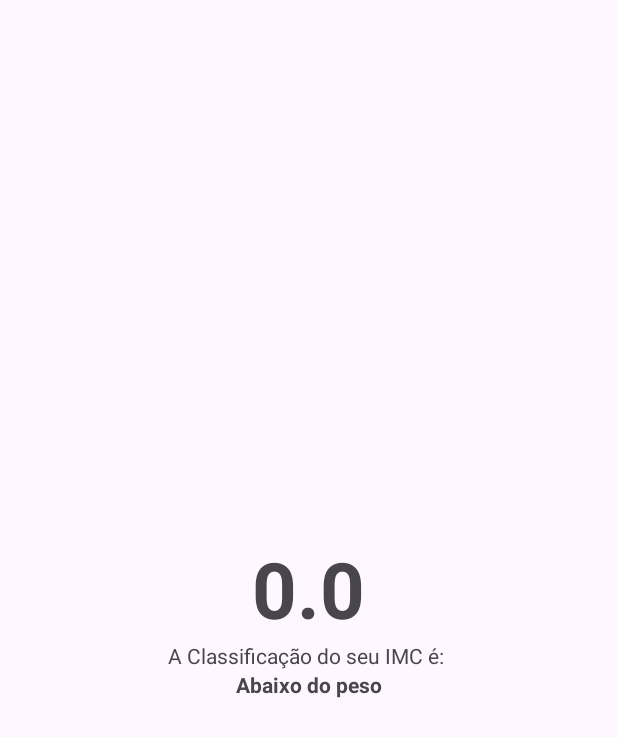
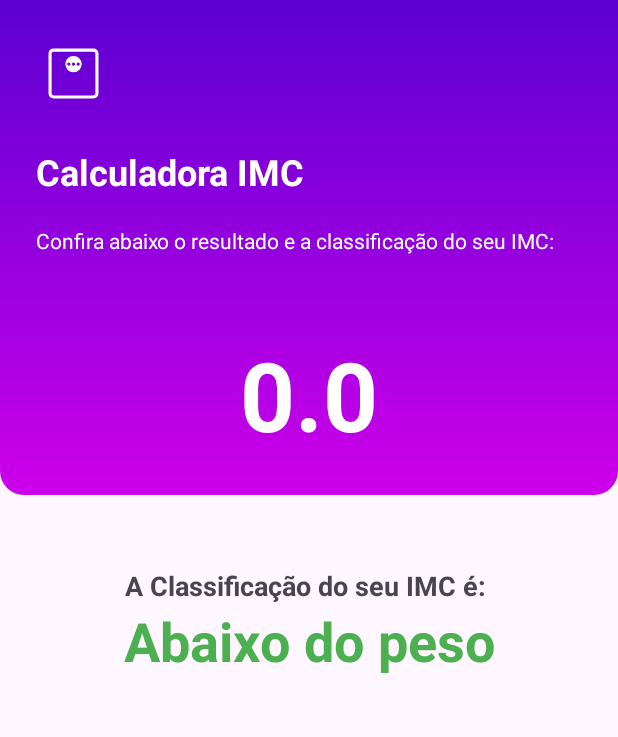
Before and after one commit to AndersonPS94/novaCalculadoraIMC, an Android app: the ResultActivity screen opened directly, with no data from a screen before it, on a phone screen of 412 x 824 dp. Shown: the top 737 px of the screen. Run offline under Robolectric (Android 15) with nearby library versions, the phone set to English and light mode, and no system bars.

Commit message:
conlusão do app

```diff
--- a/app/src/main/java/com/comunidadedevspace/imc/MainActivity.kt
+++ b/app/src/main/java/com/comunidadedevspace/imc/MainActivity.kt
@@ -4,6 +4,7 @@ import android.content.Intent
 import androidx.appcompat.app.AppCompatActivity
 import android.os.Bundle
 import android.widget.Button
+import androidx.activity.enableEdgeToEdge
 import com.google.android.material.snackbar.Snackbar
 import com.google.android.material.textfield.TextInputEditText
 
--- a/app/src/main/java/com/comunidadedevspace/imc/ResultActivity.kt
+++ b/app/src/main/java/com/comunidadedevspace/imc/ResultActivity.kt
@@ -14,7 +14,7 @@ class ResultActivity : AppCompatActivity() {
         super.onCreate(savedInstanceState)
         enableEdgeToEdge()
         setContentView(R.layout.activity_result)
-
+        enableEdgeToEdge()
         val result = intent.getFloatExtra(KEY_RESULT_IMC, 0f)
 
         val tvResult = findViewById<TextView>(R.id.tv_result)
@@ -35,5 +35,7 @@ class ResultActivity : AppCompatActivity() {
             }
 
         tvClassificacao.text = classificacao
+
+
     }
 }
--- /dev/null
+++ b/app/src/main/res/drawable/gradient_bg.xml
@@ -0,0 +1,14 @@
+<?xml version="1.0" encoding="utf-8"?>
+<shape xmlns:android="http://schemas.android.com/apk/res/android">
+    <corners android:topLeftRadius="0dp"
+        android:topRightRadius="0dp"
+        android:bottomLeftRadius="16dp"
+        android:bottomRightRadius="16dp"/>
+
+    <gradient
+        android:startColor="@color/primary_400"
+        android:endColor="@color/primary_900"
+        android:angle="90"/>
+
+
+</shape>
--- /dev/null
+++ b/app/src/main/res/drawable/ic_weight.xml
@@ -0,0 +1,9 @@
+<vector xmlns:android="http://schemas.android.com/apk/res/android"
+    android:width="24dp"
+    android:height="24dp"
+    android:viewportWidth="960"
+    android:viewportHeight="960">
+  <path
+      android:pathData="M480,464.62q43.85,0 74.23,-30.39 30.39,-30.38 30.39,-74.23 0,-43.85 -30.39,-74.23 -30.38,-30.39 -74.23,-30.39 -43.85,0 -74.23,30.39 -30.39,30.38 -30.39,74.23 0,43.85 30.39,74.23 30.38,30.39 74.23,30.39ZM420,380q-8,0 -14,-6t-6,-14q0,-8 6,-14t14,-6q8,0 14,6t6,14q0,8 -6,14t-14,6ZM480,380q-8,0 -14,-6t-6,-14q0,-8 6,-14t14,-6q8,0 14,6t6,14q0,8 -6,14t-14,6ZM540,380q-8,0 -14,-6t-6,-14q0,-8 6,-14t14,-6q8,0 14,6t6,14q0,8 -6,14t-14,6ZM224.62,800q-27.62,0 -46.12,-18.5Q160,763 160,735.38v-510.76q0,-27.62 18.5,-46.12Q197,160 224.62,160h510.76q27.62,0 46.12,18.5Q800,197 800,224.62v510.76q0,27.62 -18.5,46.12Q763,800 735.38,800L224.62,800ZM224.62,760h510.76q9.24,0 16.93,-7.69 7.69,-7.69 7.69,-16.93v-510.76q0,-9.24 -7.69,-16.93 -7.69,-7.69 -16.93,-7.69L224.62,200q-9.24,0 -16.93,7.69 -7.69,7.69 -7.69,16.93v510.76q0,9.24 7.69,16.93 7.69,7.69 16.93,7.69ZM200,200v560,-560Z"
+      android:fillColor="#000000"/>
+</vector>
--- /dev/null
+++ b/app/src/main/res/drawable/rounded_bg.xml
@@ -0,0 +1,5 @@
+<?xml version="1.0" encoding="utf-8"?>
+<shape xmlns:android="http://schemas.android.com/apk/res/android">
+    <solid android:color="#e8e8e8" />
+    <corners android:radius="24dp" />
+</shape>
--- a/app/src/main/res/layout/activity_result.xml
+++ b/app/src/main/res/layout/activity_result.xml
@@ -1,32 +1,84 @@
 <?xml version="1.0" encoding="utf-8"?>
 <LinearLayout xmlns:android="http://schemas.android.com/apk/res/android"
     xmlns:tools="http://schemas.android.com/tools"
+    xmlns:app="http://schemas.android.com/apk/res-auto"
     android:id="@+id/main"
     android:layout_width="match_parent"
     android:layout_height="match_parent"
-    android:gravity="center"
     android:orientation="vertical"
+    android:layout_gravity="center_horizontal"
     tools:context=".ResultActivity">
 
-    <TextView
-        android:id="@+id/tv_result"
-        android:textStyle="bold"
-        android:maxLength="5"
-        android:textSize="52dp"
-        android:layout_width="wrap_content"
+    <LinearLayout
+        android:id="@+id/vg_header"
+        android:layout_width="match_parent"
         android:layout_height="wrap_content"
-        tools:text="23.66" />
+        android:orientation="vertical"
+        android:background="@drawable/gradient_bg"
+        app:layout_constraintEnd_toEndOf="parent"
+        app:layout_constraintStart_toStartOf="parent"
+        app:layout_constraintTop_toTopOf="parent">
+
+
+        <ImageView
+            android:layout_width="50dp"
+            android:layout_height="50dp"
+            android:src="@drawable/ic_weight"
+            android:layout_margin="24dp"
+            app:tint="@color/white"/>
+
+        <TextView
+            android:layout_width="wrap_content"
+            android:layout_height="wrap_content"
+            android:layout_marginStart="24dp"
+            android:text="Calculadora IMC"
+            android:textSize="24sp"
+            android:textColor="@color/white"
+            android:textStyle="bold"/>
+
+        <TextView
+            android:layout_width="wrap_content"
+            android:layout_marginTop="20dp"
+            android:layout_height="wrap_content"
+            android:layout_marginStart="24dp"
+            android:layout_marginEnd="24dp"
+            android:layout_marginBottom="50dp"
+            android:text="Confira abaixo o resultado e a classificação do seu IMC:"
+            android:textSize="14sp"
+            android:textColor="@color/white"/>
+
+
+        <TextView
+            android:id="@+id/tv_result"
+            android:textStyle="bold"
+            android:maxLength="5"
+            android:textSize="64sp"
+            android:layout_marginBottom="24dp"
+            android:layout_width="match_parent"
+            android:textAlignment="center"
+            android:layout_height="wrap_content"
+            tools:text="23.66"
+            android:textColor="@color/white"/>
+
+    </LinearLayout>
 
     <TextView
+        android:layout_marginTop="48dp"
+        android:textSize="18sp"
+        android:textAlignment="center"
         android:id="@+id/tv_classificacao_label"
-        android:layout_width="wrap_content"
+        android:layout_width="match_parent"
         android:layout_height="wrap_content"
-        android:text="A Classificação do seu IMC é: " />
+        android:text="A Classificação do seu IMC é: "
+        android:textStyle="bold"/>
 
     <TextView
+        android:textSize="36dp"
+        android:textAlignment="center"
         android:id="@+id/tv_classificacao"
-        android:layout_width="wrap_content"
+        android:layout_width="match_parent"
         android:layout_height="wrap_content"
         android:textStyle="bold"
-        tools:text="Normal" />
+        tools:text="NORMAL"
+        android:textColor="#4CAF50"/>
 </LinearLayout>
--- a/app/src/main/res/values-night/themes.xml
+++ b/app/src/main/res/values-night/themes.xml
@@ -2,6 +2,6 @@
     <!-- Base application theme. -->
     <style name="Base.Theme.Calculadoraimc" parent="Theme.Material3.DayNight.NoActionBar">
         <!-- Customize your dark theme here. -->
-        <!-- <item name="colorPrimary">@color/my_dark_primary</item> -->
+        <item name="colorPrimary">@color/primary_400</item>
     </style>
 </resources>
--- a/app/src/main/res/values/colors.xml
+++ b/app/src/main/res/values/colors.xml
@@ -2,4 +2,7 @@
 <resources>
     <color name="black">#FF000000</color>
     <color name="white">#FFFFFFFF</color>
+
+    <color name="primary_400">#cd00ea</color>
+    <color name="primary_900">#5c00d2</color>
 </resources>
--- a/app/src/main/res/values/themes.xml
+++ b/app/src/main/res/values/themes.xml
@@ -2,7 +2,8 @@
     <!-- Base application theme. -->
     <style name="Base.Theme.Calculadoraimc" parent="Theme.Material3.DayNight.NoActionBar">
         <!-- Customize your light theme here. -->
-        <!-- <item name="colorPrimary">@color/my_light_primary</item> -->
+        <item name="colorPrimary">@color/primary_400</item>
+        <item name="android:statusBarColor">@color/primary_900</item>
     </style>
 
     <style name="Theme.Calculadoraimc" parent="Base.Theme.Calculadoraimc" />
```
Also changed, not shown: app/src/main/res/drawable/ic_height.xml (added, +9 -0 lines), app/src/main/res/layout/activity_main.xml (+55 -4 lines).
